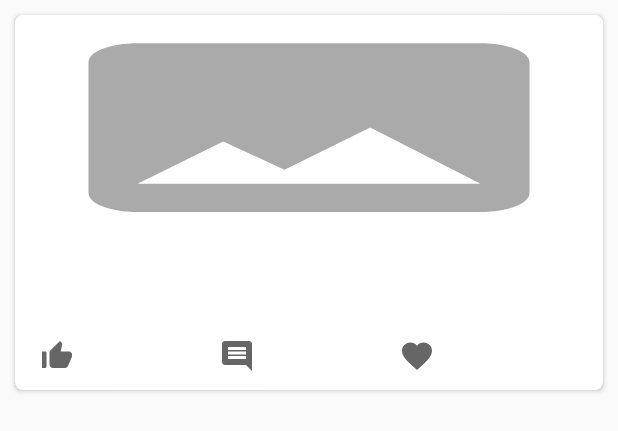
After one commit to rajjadon/WallpaperDemoAssignment, an Android app: the layout favorite_row.xml on its own in the app's theme, with its tools: preview values and no code run, on a phone screen of 412 x 824 dp. The commit adds this screen. Shown: the top 431 px of the screen. Run offline under Robolectric (Android 15) with nearby library versions, the phone set to English and light mode, and no system bars; network calls fail.

Commit message:
add favorite screen with unfave functinolity

```diff
--- a/app/src/main/java/org/school/demoapp/ui/categoryWallpaper/CategoryWallpaper.kt
+++ b/app/src/main/java/org/school/demoapp/ui/categoryWallpaper/CategoryWallpaper.kt
@@ -38,7 +38,6 @@ class CategoryWallpaper : AppCompatActivity(), AppConstant, OnFav
         viewModel = ViewModelProvider(this).get(HomeScreenViewModel::class.java)
 
         if ( !::db.isInitialized )
-
             db = DataBaseHandler(this@CategoryWallpaper )
 
         init()
@@ -73,7 +72,6 @@ class CategoryWallpaper : AppCompatActivity(), AppConstant, OnFav
                         categoryBinding.svCategory.isRefreshing = false
                         categoryWallpaperAdapter.wallpaperList = hitList
                         categoryBinding.rvCategory.adapter = categoryWallpaperAdapter
-                        categoryWallpaperAdapter.notifyDataSetChanged()
                     }
                 }
             })
--- /dev/null
+++ b/app/src/main/res/layout/favorite_row.xml
@@ -0,0 +1,155 @@
+<?xml version="1.0" encoding="utf-8"?>
+<layout xmlns:android="http://schemas.android.com/apk/res/android"
+    xmlns:app="http://schemas.android.com/apk/res-auto">
+
+    <data>
+
+        <variable
+            name="wallpaper"
+            type="org.school.demoapp.data.network.model.FavImageList" />
+
+    </data>
+
+    <androidx.cardview.widget.CardView
+        android:layout_width="match_parent"
+        android:layout_height="250dp"
+        android:layout_marginTop="10dp"
+        android:layout_marginStart="10dp"
+        android:layout_marginEnd="10dp"
+        app:cardCornerRadius="5dp">
+
+        <LinearLayout
+            android:layout_width="match_parent"
+            android:layout_height="wrap_content"
+            android:orientation="vertical">
+
+            <ImageView
+                android:layout_width="match_parent"
+                android:layout_height="150dp"
+                android:scaleType="fitXY"
+                android:src="@drawable/ic_baseline_image"
+                loadImage="@{ wallpaper.previewLink }"/>
+
+            <TextView
+                android:layout_width="match_parent"
+                android:layout_height="wrap_content"
+                android:text="@{ wallpaper.imageName, default =`N/A` }"
+                android:textStyle="bold"
+                android:textSize="14sp"
+                android:paddingTop="5dp"
+                android:paddingStart="5dp"
+                android:paddingEnd="5dp"
+                android:textColor="@color/black"/>
+
+            <TextView
+                android:layout_width="match_parent"
+                android:layout_height="wrap_content"
+                android:text="@{ wallpaper.imageType, default =`N/A` }"
+                android:textStyle="bold"
+                android:textSize="12sp"
+                android:paddingStart="5dp"
+                android:paddingEnd="5dp"
+                android:textColor="@color/gray"/>
+
+            <TextView
+                android:layout_width="match_parent"
+                android:layout_height="wrap_content"
+                android:text="@{ `Views `+wallpaper.viewsImage, default =`Views N/A` }"
+                android:textStyle="bold"
+                android:textSize="10sp"
+                android:textAlignment="textEnd"
+                android:paddingStart="5dp"
+                android:paddingEnd="5dp"
+                android:textColor="@color/gray"/>
+
+            <LinearLayout
+                android:layout_width="match_parent"
+                android:layout_height="wrap_content"
+                android:layout_marginTop="10dp"
+                android:layout_marginStart="16dp"
+                android:layout_marginEnd="16dp"
+                android:weightSum="3">
+
+                <LinearLayout
+                    android:layout_width="match_parent"
+                    android:layout_height="wrap_content"
+                    android:clickable="false"
+                    android:focusable="false"
+                    android:layout_weight="1">
+
+                    <ImageButton
+                        android:layout_width="wrap_content"
+                        android:layout_height="wrap_content"
+                        android:background="@color/transparent"
+                        android:src="@drawable/ic_baseline_thumb_up"/>
+
+                    <TextView
+                        android:layout_width="match_parent"
+                        android:layout_height="wrap_content"
+                        android:text="@{ wallpaper.likes, default =`0` }"
+                        android:textStyle="bold"
+                        android:textSize="14sp"
+                        android:paddingStart="5dp"
+                        android:paddingEnd="5dp"
+                        android:textColor="@color/gray"/>
+
+                </LinearLayout>
+
+                <LinearLayout
+                    android:layout_width="match_parent"
+                    android:layout_height="wrap_content"
+                    android:clickable="false"
+                    android:focusable="false"
+                    android:layout_weight="1">
+
+                    <ImageButton
+                        android:layout_width="wrap_content"
+                        android:layout_height="wrap_content"
+                        android:background="@color/transparent"
+                        android:src="@drawable/ic_baseline_comment"/>
+
+                    <TextView
+                        android:layout_width="match_parent"
+                        android:layout_height="wrap_content"
+                        android:text="@{ wallpaper.imageComment, default =`0` }"
+                        android:textStyle="bold"
+                        android:textSize="14sp"
+                        android:paddingStart="5dp"
+                        android:paddingEnd="5dp"
+                        android:textColor="@color/gray"/>
+
+                </LinearLayout>
+
+                <LinearLayout
+                    android:layout_width="match_parent"
+                    android:layout_height="wrap_content"
+                    android:layout_weight="1">
+
+                    <ImageButton
+                        android:id="@+id/favUnFave"
+                        android:layout_width="wrap_content"
+                        android:layout_height="wrap_content"
+                        android:background="@color/transparent"
+                        android:clickable="true"
+                        android:focusable="true"
+                        android:src="@drawable/ic_baseline_favorite"/>
+
+                    <TextView
+                        android:layout_width="match_parent"
+                        android:layout_height="wrap_content"
+                        android:text="@{ wallpaper.favorite, default =`0` }"
+                        android:textStyle="bold"
+                        android:textSize="14sp"
+                        android:paddingStart="5dp"
+                        android:paddingEnd="5dp"
+                        android:textColor="@color/gray"/>
+
+                </LinearLayout>
+
+            </LinearLayout>
+
+        </LinearLayout>
+
+    </androidx.cardview.widget.CardView>
+
+</layout>
```
Also changed, not shown: app/src/main/AndroidManifest.xml (+4 -3 lines), app/src/main/java/org/school/demoapp/data/local/DataBaseHandler.kt (+21 -2 lines), app/src/main/java/org/school/demoapp/data/network/model/FavImageList.kt (+11 -1 lines), app/src/main/java/org/school/demoapp/ui/categoryWallpaper/adapter/CategoryWallpaperAdapter.kt (+4 -4 lines), app/src/main/java/org/school/demoapp/ui/favoriteList/FavoriteImageList.kt (added, +42 -0 lines), app/src/main/java/org/school/demoapp/ui/favoriteList/adapter/FavoriteAdapter.kt (added, +49 -0 lines), app/src/main/java/org/school/demoapp/ui/favoriteList/onClickListener/onUnFav.kt (added, +8 -0 lines), app/src/main/res/layout/activity_favorite_image_list.xml (added, +22 -0 lines).
